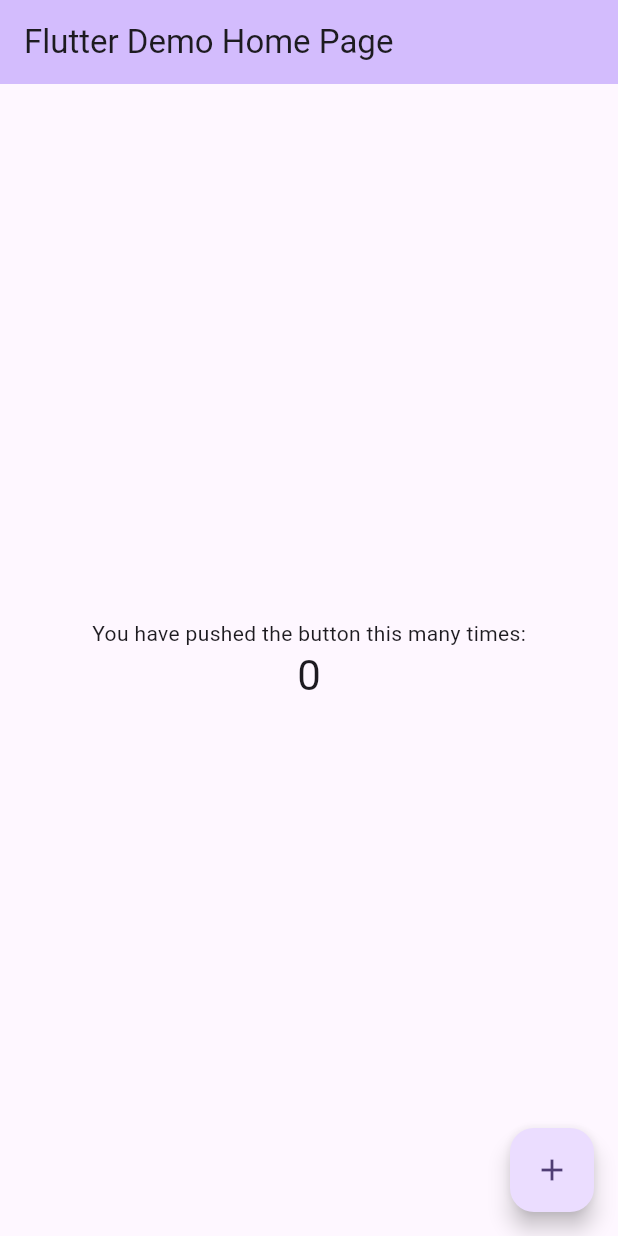
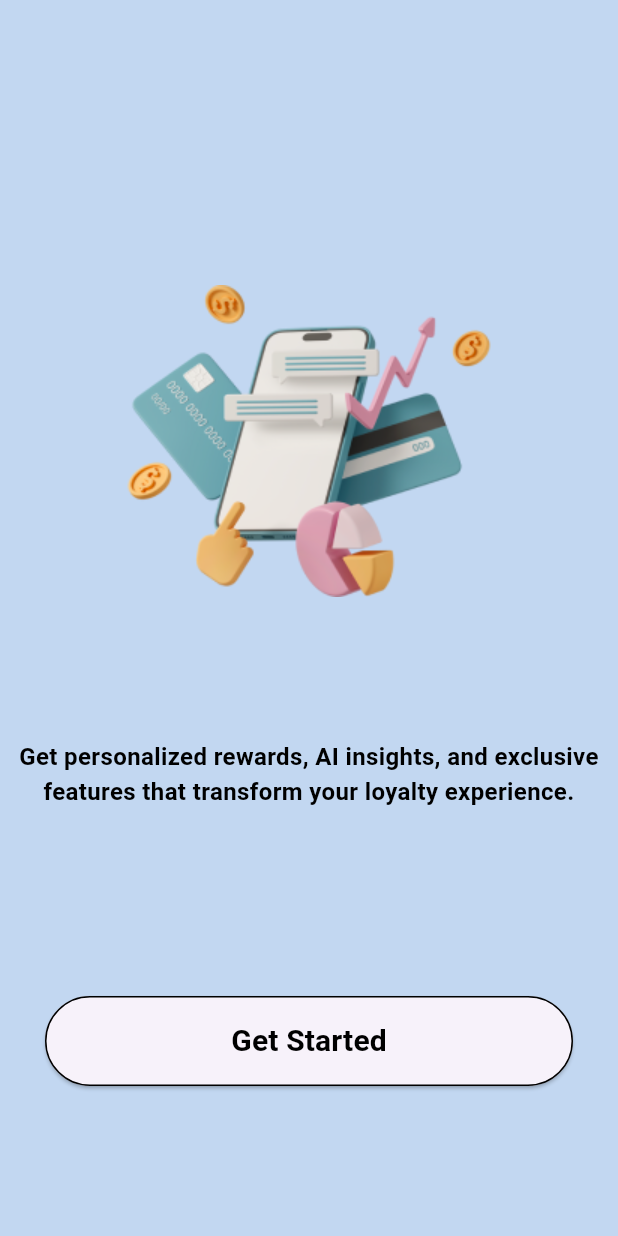
Before and after one commit to Makethon-24/Perks_Plus, a Flutter app: the screen it shows after launch, on a phone screen of 412 x 824 dp. Run offline on Flutter 3.47's test engine with Material 3 defaults, Android fonts, the light colour scheme and no system bars.

Commit message:
Refactor main.dart and pubspec.yaml files

```diff
--- a/lib/main.dart
+++ b/lib/main.dart
@@ -1,125 +1,20 @@
 import 'package:flutter/material.dart';
+import 'screens/start-page.dart';
 
 void main() {
-  runApp(const MyApp());
+  runApp(MyApp());
 }
 
 class MyApp extends StatelessWidget {
-  const MyApp({super.key});
-
-  // This widget is the root of your application.
   @override
   Widget build(BuildContext context) {
     return MaterialApp(
-      title: 'Flutter Demo',
+      debugShowCheckedModeBanner: false,
+      title: 'Perks Plus',
       theme: ThemeData(
-        // This is the theme of your application.
-        //
-        // TRY THIS: Try running your application with "flutter run". You'll see
-        // the application has a purple toolbar. Then, without quitting the app,
-        // try changing the seedColor in the colorScheme below to Colors.green
-        // and then invoke "hot reload" (save your changes or press the "hot
-        // reload" button in a Flutter-supported IDE, or press "r" if you used
-        // the command line to start the app).
-        //
-        // Notice that the counter didn't reset back to zero; the application
-        // state is not lost during the reload. To reset the state, use hot
-        // restart instead.
-        //
-        // This works for code too, not just values: Most code changes can be
-        // tested with just a hot reload.
-        colorScheme: ColorScheme.fromSeed(seedColor: Colors.deepPurple),
-        useMaterial3: true,
+        primarySwatch: Colors.blue,
       ),
-      home: const MyHomePage(title: 'Flutter Demo Home Page'),
+      home: StartPage(),
     );
   }
 }
-
-class MyHomePage extends StatefulWidget {
-  const MyHomePage({super.key, required this.title});
-
-  // This widget is the home page of your application. It is stateful, meaning
-  // that it has a State object (defined below) that contains fields that affect
-  // how it looks.
-
-  // This class is the configuration for the state. It holds the values (in this
-  // case the title) provided by the parent (in this case the App widget) and
-  // used by the build method of the State. Fields in a Widget subclass are
-  // always marked "final".
-
-  final String title;
-
-  @override
-  State<MyHomePage> createState() => _MyHomePageState();
-}
-
-class _MyHomePageState extends State<MyHomePage> {
-  int _counter = 0;
-
-  void _incrementCounter() {
-    setState(() {
-      // This call to setState tells the Flutter framework that something has
-      // changed in this State, which causes it to rerun the build method below
-      // so that the display can reflect the updated values. If we changed
-      // _counter without calling setState(), then the build method would not be
-      // called again, and so nothing would appear to happen.
-      _counter++;
-    });
-  }
-
-  @override
-  Widget build(BuildContext context) {
-    // This method is rerun every time setState is called, for instance as done
-    // by the _incrementCounter method above.
-    //
-    // The Flutter framework has been optimized to make rerunning build methods
-    // fast, so that you can just rebuild anything that needs updating rather
-    // than having to individually change instances of widgets.
-    return Scaffold(
-      appBar: AppBar(
-        // TRY THIS: Try changing the color here to a specific color (to
-        // Colors.amber, perhaps?) and trigger a hot reload to see the AppBar
-        // change color while the other colors stay the same.
-        backgroundColor: Theme.of(context).colorScheme.inversePrimary,
-        // Here we take the value from the MyHomePage object that was created by
-        // the App.build method, and use it to set our appbar title.
-        title: Text(widget.title),
-      ),
-      body: Center(
-        // Center is a layout widget. It takes a single child and positions it
-        // in the middle of the parent.
-        child: Column(
-          // Column is also a layout widget. It takes a list of children and
-          // arranges them vertically. By default, it sizes itself to fit its
-          // children horizontally, and tries to be as tall as its parent.
-          //
-          // Column has various properties to control how it sizes itself and
-          // how it positions its children. Here we use mainAxisAlignment to
-          // center the children vertically; the main axis here is the vertical
-          // axis because Columns are vertical (the cross axis would be
-          // horizontal).
-          //
-          // TRY THIS: Invoke "debug painting" (choose the "Toggle Debug Paint"
-          // action in the IDE, or press "p" in the console), to see the
-          // wireframe for each widget.
-          mainAxisAlignment: MainAxisAlignment.center,
-          children: <Widget>[
-            const Text(
-              'You have pushed the button this many times:',
-            ),
-            Text(
-              '$_counter',
-              style: Theme.of(context).textTheme.headlineMedium,
-            ),
-          ],
-        ),
-      ),
-      floatingActionButton: FloatingActionButton(
-        onPressed: _incrementCounter,
-        tooltip: 'Increment',
-        child: const Icon(Icons.add),
-      ), // This trailing comma makes auto-formatting nicer for build methods.
-    );
-  }
-}
--- /dev/null
+++ b/lib/screens/start-page.dart
@@ -0,0 +1,70 @@
+import 'package:flutter/material.dart';
+
+class StartPage extends StatelessWidget {
+  @override
+  Widget build(BuildContext context) {
+    return Scaffold(
+      backgroundColor: Color(0xFFC2D7F1),
+      body: Center(
+        child: Column(
+          mainAxisAlignment: MainAxisAlignment.center,
+          children: <Widget>[
+            Spacer(flex: 2),
+            Image.asset('assets/images/start-page.png'),
+            Spacer(flex: 1),
+            Text(
+              'Get personalized rewards, AI insights, and exclusive features that transform your loyalty experience.',
+              style: TextStyle(
+                fontSize: 16.0,
+                color: Colors.black,
+                fontWeight: FontWeight.bold,
+              ),
+              textAlign: TextAlign.center,
+            ),
+            Spacer(flex: 1),
+          ],
+        ),
+      ),
+      bottomNavigationBar: Container(
+        margin: EdgeInsets.only(bottom: 70.0),
+        child: Padding(
+          padding: EdgeInsets.all(30.0),
+          child: Container(
+            width: MediaQuery.of(context).size.width * 0.5,
+            height: 60.0,
+            child: ElevatedButton(
+              style: ButtonStyle(
+                  shape: MaterialStateProperty.all<RoundedRectangleBorder>(
+                      RoundedRectangleBorder(
+                          borderRadius: BorderRadius.circular(30.0),
+                          side: BorderSide(color: Colors.black)))),
+              child: Text('Get Started',
+                  style: TextStyle(
+                      color: Colors.black,
+                      fontSize: 20.0,
+                      fontWeight: FontWeight.bold)),
+              onPressed: () {
+                Navigator.push(context,
+                    MaterialPageRoute(builder: (context) => NextPage()));
+              },
+            ),
+          ),
+        ),
+      ),
+    );
+  }
+}
+
+class NextPage extends StatelessWidget {
+  @override
+  Widget build(BuildContext context) {
+    return Scaffold(
+      appBar: AppBar(
+        title: Text('Next Page'),
+      ),
+      body: Center(
+        child: Text('This is the next page'),
+      ),
+    );
+  }
+}
--- a/pubspec.yaml
+++ b/pubspec.yaml
@@ -59,8 +59,8 @@ flutter:
   uses-material-design: true
 
   # To add assets to your application, add an assets section, like this:
-  # assets:
-  #   - images/a_dot_burr.jpeg
+  assets:
+    - assets/images/start-page.png
   #   - images/a_dot_ham.jpeg
 
   # An image asset can refer to one or more resolution-specific "variants", see
```
Also changed, not shown: assets/images/start-page.png (added), 1 other file.
